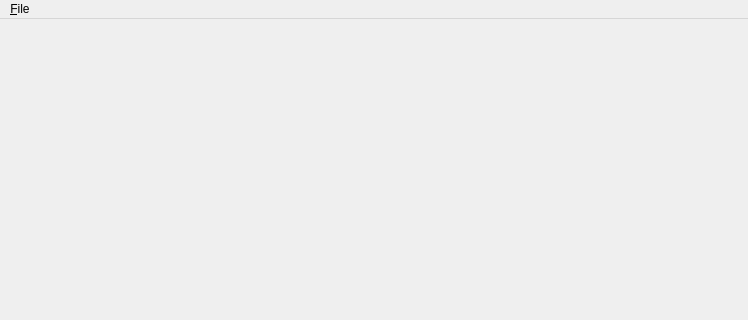
Qt form tfp/forms/MainWindow.ui (TheComet/tfp) before a commit; both pictures show x 0 to 748 and y 0 to 320 of the 748 by 506 pixel window.
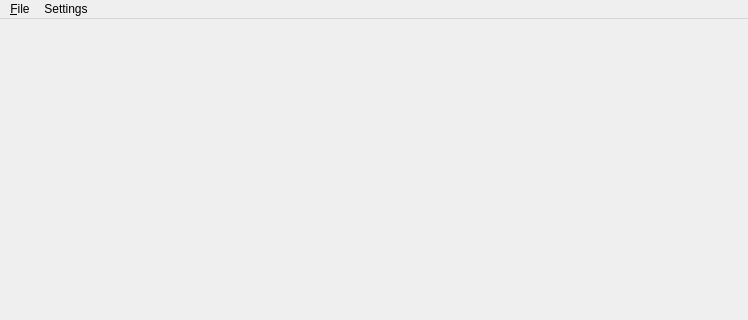
The same form after that commit.

Commit message: Settings window

Diff of the .ui file:
```diff
--- a/tfp/forms/MainWindow.ui
+++ b/tfp/forms/MainWindow.ui
@@ -22,16 +22,23 @@
      <x>0</x>
      <y>0</y>
      <width>748</width>
-     <height>20</height>
+     <height>19</height>
     </rect>
    </property>
    <widget class="QMenu" name="fileMenu">
     <property name="title">
      <string>&amp;File</string>
     </property>
-    <addaction name="quitAction"/>
+    <addaction name="actionQuit"/>
+   </widget>
+   <widget class="QMenu" name="settingsMenu">
+    <property name="title">
+     <string>Settings</string>
+    </property>
+    <addaction name="actionSettings"/>
    </widget>
    <addaction name="fileMenu"/>
+   <addaction name="settingsMenu"/>
   </widget>
   <action name="quitAction">
    <property name="text">
```
Left out of the diff: 29 changed lines with no effect on the pictures. The commit also changes 20 other files.
